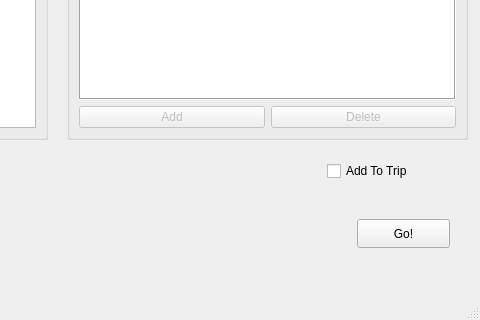
First picture: the form in mainwindow.ui, repository DonovanFoley/CS1DProject2, before the edit; both pictures show x 273 to 753 and y 421 to 741 of the 753 by 741 pixel window.
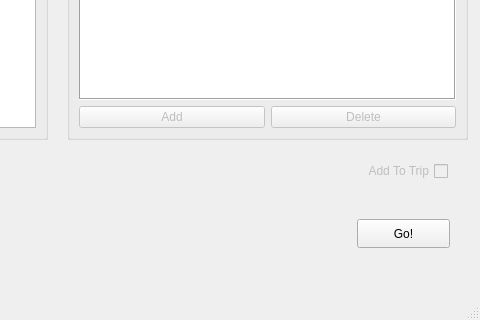
Second picture: the form after the edit.

```diff
--- a/mainwindow.ui
+++ b/mainwindow.ui
@@ -402,14 +402,20 @@
     </property>
    </widget>
    <widget class="QCheckBox" name="checkBox_addToTrip">
+    <property name="enabled">
+     <bool>false</bool>
+    </property>
     <property name="geometry">
      <rect>
-      <x>600</x>
+      <x>610</x>
       <y>580</y>
       <width>111</width>
       <height>24</height>
      </rect>
     </property>
+    <property name="layoutDirection">
+     <enum>Qt::RightToLeft</enum>
+    </property>
     <property name="text">
      <string>Add To Trip</string>
     </property>
```
Left out of the diff: 3 changed lines with no effect on the pictures.
